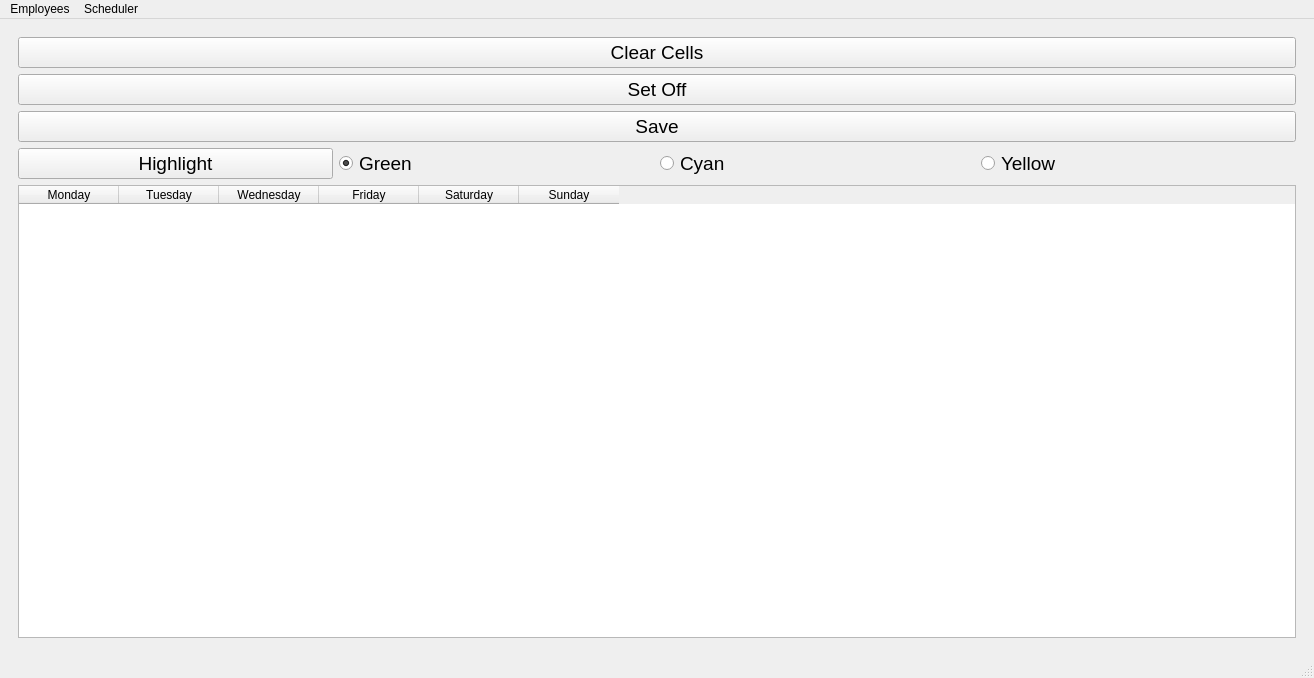
Qt form mainwindow.ui (camwick/qdobaScheduler) before a commit.
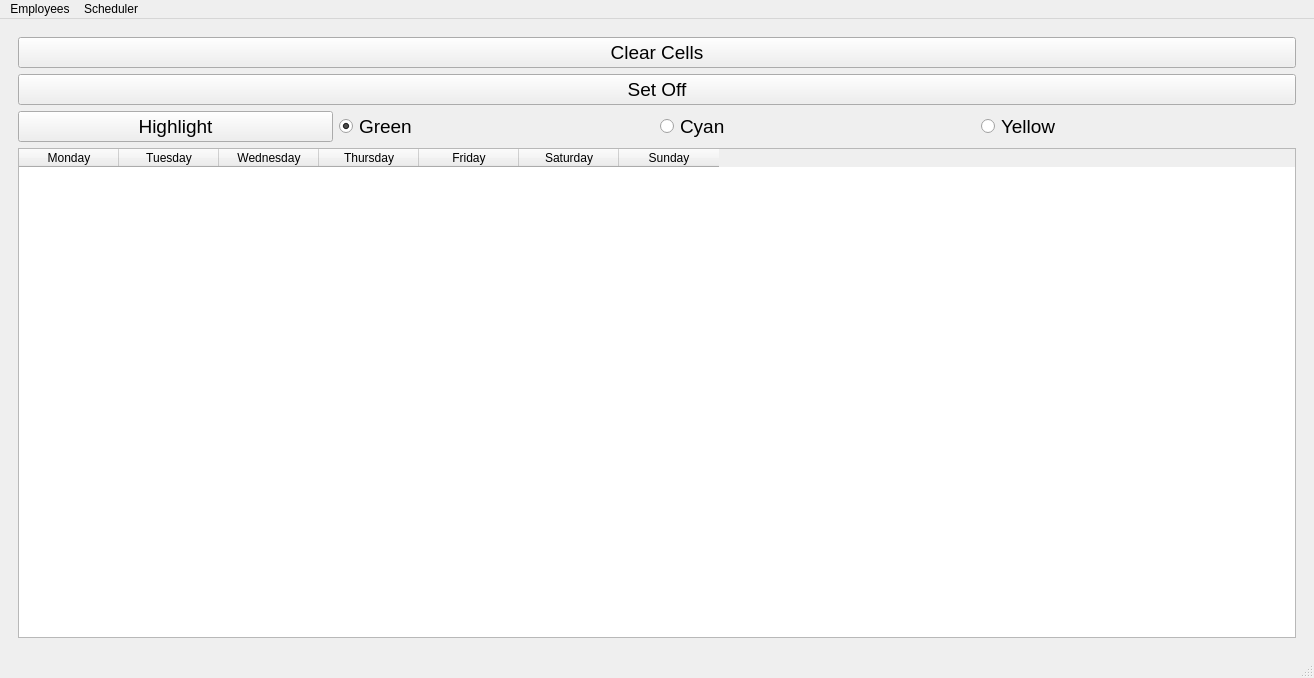
The same form after that commit. Icons and pictures are not drawn.

Patch:
```diff
--- a/mainwindow.ui
+++ b/mainwindow.ui
@@ -152,13 +152,6 @@
           </property>
          </widget>
         </item>
-        <item>
-         <widget class="QPushButton" name="schedulePrint">
-          <property name="text">
-           <string>Save</string>
-          </property>
-         </widget>
-        </item>
         <item>
          <layout class="QHBoxLayout" name="horizontalLayout">
           <item>
@@ -211,6 +204,11 @@
             <string>Wednesday</string>
            </property>
           </column>
+          <column>
+           <property name="text">
+            <string>Thursday</string>
+           </property>
+          </column>
           <column>
            <property name="text">
             <string>Friday</string>
```
Left out of the diff: 39 changed lines with no effect on the pictures.
